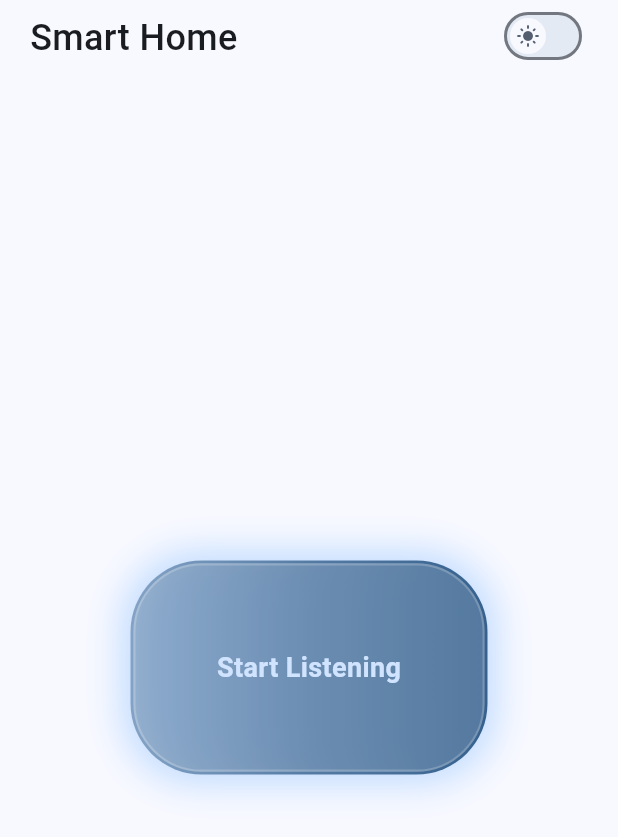
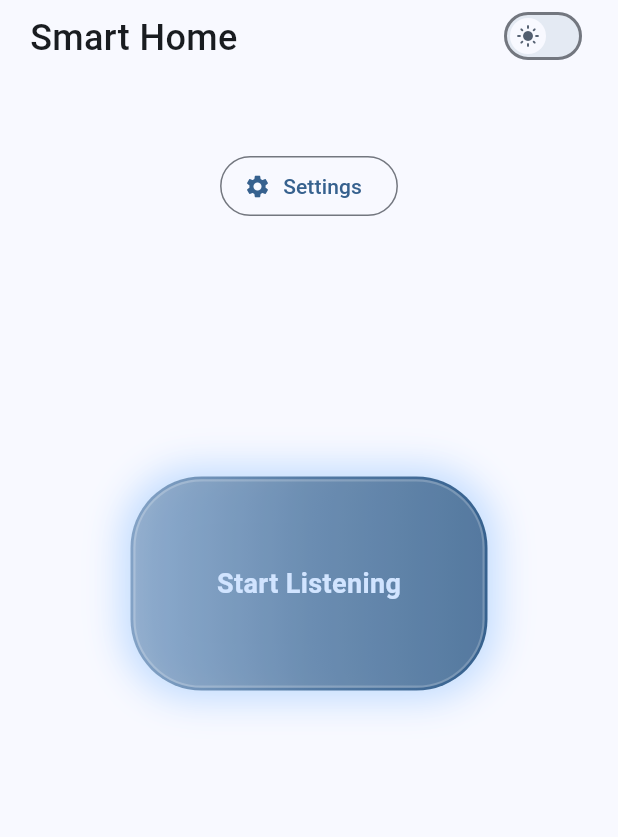
Before and after one commit to HaseebKahn365/ai_es, a Flutter app: the screen it shows after launch, on a phone screen of 412 x 824 dp. Shown: the top 837 px of the screen. Run offline on Flutter 3.47's test engine with Material 3 defaults, Android fonts, the phone set to English and light mode, and no system bars; our stand-ins replace flutter_tts, speech_to_text.

Commit message:
settings added

```diff
--- a/lib/ai_provider.dart
+++ b/lib/ai_provider.dart
@@ -14,7 +14,18 @@ class AIAssistantProvider extends ChangeNotifier {
   String error = '';
   bool isLoading = false;
 
-  final String _serverUrl = 'http://192.168.149.254:5000/voice-command';
+  String voiceEndPoint = 'http://192.168.149.254:5000/voice-command';
+  String commandEndPoint = 'http://192.168.149.254:5000/command';
+
+  void setVoiceEndPoint(String endPoint) {
+    voiceEndPoint = endPoint;
+    notifyListeners();
+  }
+
+  void setCommandEndPoint(String endPoint) {
+    commandEndPoint = endPoint;
+    notifyListeners();
+  }
 
   // Initialize speech recognition
   Future<void> initializeSpeech() async {
@@ -110,7 +121,7 @@ class AIAssistantProvider extends ChangeNotifier {
       error = '';
       notifyListeners();
 
-      final response = await http.post(Uri.parse(_serverUrl), body: {'command': command});
+      final response = await http.post(Uri.parse(voiceEndPoint), body: {'command': command});
 
       if (response.statusCode == 200) {
         final responseBody = json.decode(response.body);
--- a/lib/listening_button.dart
+++ b/lib/listening_button.dart
@@ -56,6 +56,7 @@ class _ListeningButtonState extends State<ListeningButton> with TickerProviderSt
             AnimatedBuilder(
               animation: aiProvider.isListening ? _pulseController : _breathingController,
               builder: (context, child) {
+                bool isListening = aiProvider.isListening;
                 return Transform.scale(
                   scale: aiProvider.isListening ? _pulseAnimation.value : _breathingAnimation.value,
                   child: GestureDetector(
@@ -78,9 +79,9 @@ class _ListeningButtonState extends State<ListeningButton> with TickerProviderSt
                       decoration: BoxDecoration(
                         gradient: LinearGradient(
                           colors: [
-                            Theme.of(context).colorScheme.primary.withOpacity(0.5),
-                            Theme.of(context).colorScheme.primary.withOpacity(0.8),
-                            Theme.of(context).colorScheme.primary.withOpacity(1.0),
+                            isListening ? Theme.of(context).colorScheme.error.withOpacity(0.5) : Theme.of(context).colorScheme.primary.withOpacity(0.5),
+                            isListening ? Theme.of(context).colorScheme.error.withOpacity(0.8) : Theme.of(context).colorScheme.primary.withOpacity(0.8),
+                            isListening ? Theme.of(context).colorScheme.error.withOpacity(1.0) : Theme.of(context).colorScheme.primary.withOpacity(1.0),
                           ],
                           stops: const [0.0, 0.5, 1.0],
                         ),
--- a/lib/local_host_service.dart
+++ b/lib/local_host_service.dart
@@ -1,6 +1,7 @@
 import 'package:ai_es/ai_provider.dart';
 import 'package:ai_es/listening_button.dart';
 import 'package:ai_es/main.dart';
+import 'package:ai_es/settings_scree.dart';
 import 'package:flutter/material.dart';
 import 'package:provider/provider.dart';
 
@@ -65,8 +66,24 @@ class VoiceControlScreen extends StatelessWidget {
                   // Text Display
                   Center(
                     child: Column(
-                      mainAxisAlignment: MainAxisAlignment.center,
+                      mainAxisAlignment: MainAxisAlignment.start,
                       children: [
+                        const SizedBox(height: 100),
+                        //settings icon outline button
+                        OutlinedButton.icon(
+                          onPressed: () {
+                            // Navigate to settings screen using material route to SettingsScreen()
+                            Navigator.of(context).push(MaterialPageRoute(
+                              builder: (context) => const SettingsScreen(),
+                            ));
+                          },
+                          style: OutlinedButton.styleFrom(
+                            shape: const StadiumBorder(),
+                          ),
+                          icon: const Icon(Icons.settings),
+                          label: const Text('Settings'),
+                        ),
+                        const SizedBox(height: 100),
                         Container(
                           padding: const EdgeInsets.all(16),
                           width: double.infinity,
```
Also changed, not shown: lib/settings_scree.dart (added, +65 -0 lines).
